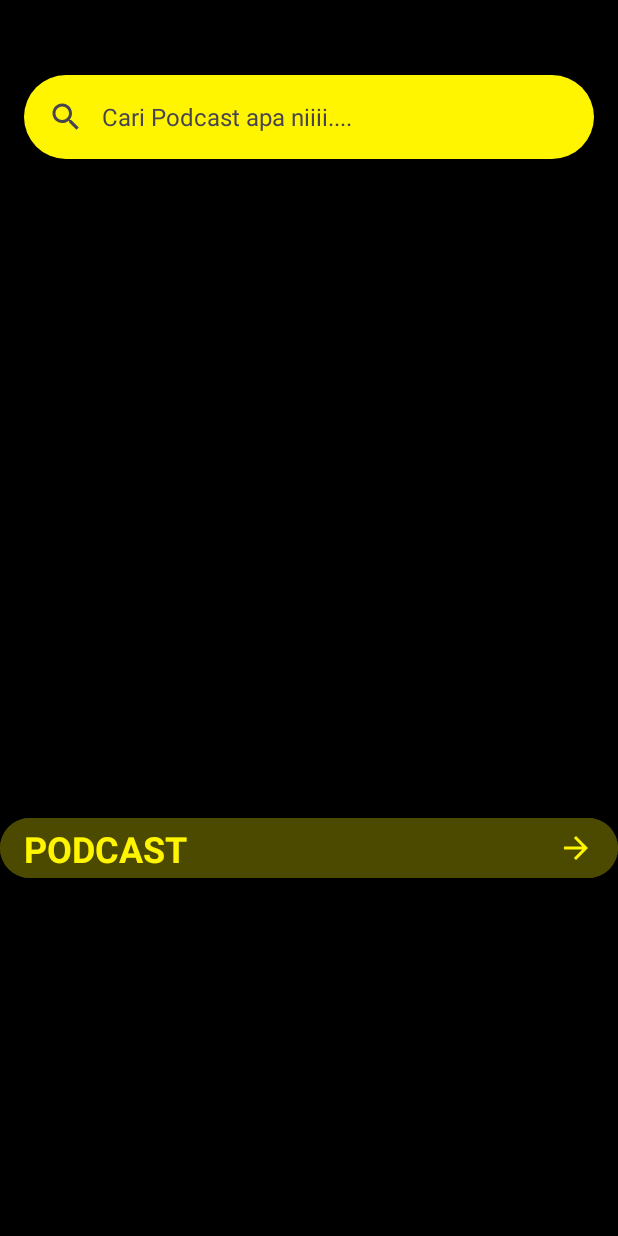
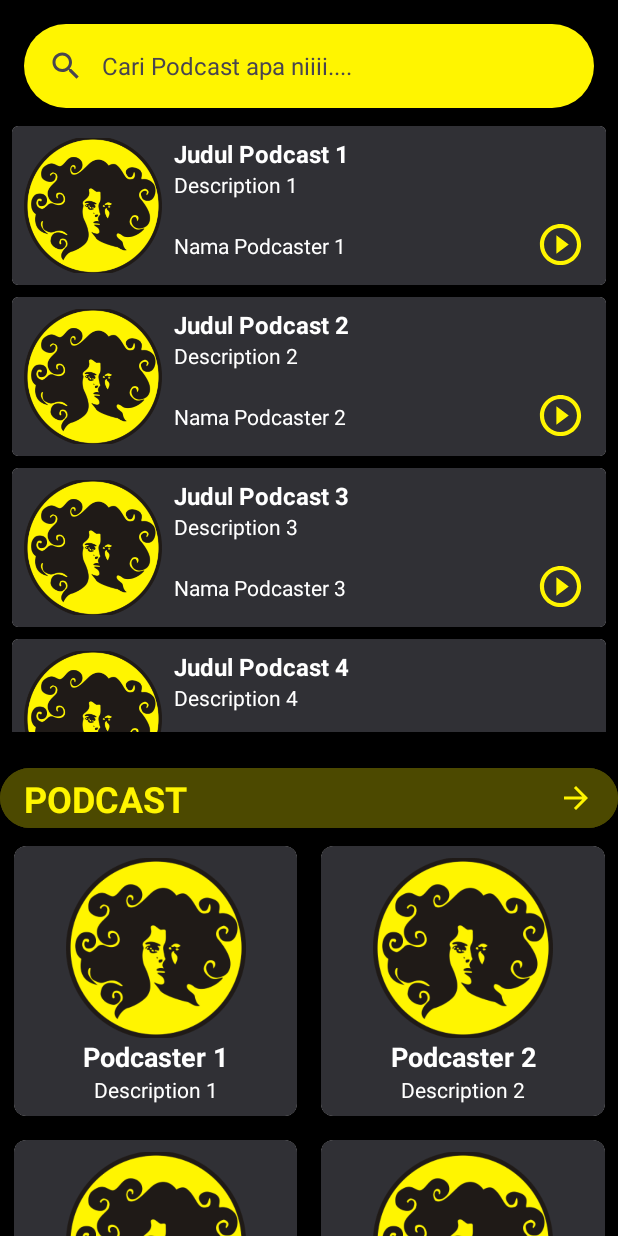
Before and after one commit to dzakialfatih/Apps1, an Android app: the PodcastActivity screen opened directly, with no data from a screen before it, on a phone screen of 412 x 824 dp. Run offline under Robolectric (Android 15) with nearby library versions, the phone set to English and light mode, and no system bars.

Commit message:
git push

```diff
--- a/app/src/main/java/com/example/apps1/Activity/PodcastActivity.kt
+++ b/app/src/main/java/com/example/apps1/Activity/PodcastActivity.kt
@@ -1,42 +1,53 @@
 package com.example.apps1.Activity
 
-import android.annotation.SuppressLint
-import android.content.Intent
 import android.os.Bundle
-import android.widget.Button
-import androidx.activity.enableEdgeToEdge
 import androidx.appcompat.app.AppCompatActivity
-import androidx.constraintlayout.widget.ConstraintLayout
-import androidx.core.view.ViewCompat
-import androidx.core.view.WindowInsetsCompat
+import androidx.recyclerview.widget.GridLayoutManager
+import androidx.recyclerview.widget.LinearLayoutManager
+import androidx.recyclerview.widget.RecyclerView
+import com.example.apps1.Adapter.PodcastListAdapter
+import com.example.apps1.Adapter.PodcasterListAdapter
+import com.example.apps1.MainActivity.Podcast
 import com.example.apps1.R
 
 class PodcastActivity : AppCompatActivity() {
+    data class Podcaster(val title: String, val description: String)
 
-    private lateinit var button2: Button
-
-    @SuppressLint("MissingInflatedId")
     override fun onCreate(savedInstanceState: Bundle?) {
         super.onCreate(savedInstanceState)
-        enableEdgeToEdge()
         setContentView(R.layout.activity_podcast)
 
-        // Initialize views after setContentView
-        button2 = findViewById(R.id.button2)
+        // Inisialisasi RecyclerView untuk daftar podcast
+        val recyclerViewPodcasts = findViewById<RecyclerView>(R.id.recyclerViewPodcasts)
+        recyclerViewPodcasts.layoutManager = LinearLayoutManager(this)
+        recyclerViewPodcasts.adapter = PodcastListAdapter(getDummyData())
 
-        // Set click listener for the button
-        button2.setOnClickListener {
-            val intent = Intent(this, NamePodcastActivity::class.java)
-            startActivity(intent)
-        }
+        // Inisialisasi RecyclerView untuk daftar podcaster
+        val recyclerViewPodcaster: RecyclerView = findViewById(R.id.recyclerViewNamePodcast)
+        recyclerViewPodcaster.layoutManager = GridLayoutManager(this, 2) // 2 kolom
+        recyclerViewPodcaster.adapter = PodcasterListAdapter(getDummyDataPodcaster())
 
-        val rootLayout = findViewById<ConstraintLayout>(R.id.main) // Assuming your root view is a ConstraintLayout with id "main"
-        if (rootLayout != null) {
-            ViewCompat.setOnApplyWindowInsetsListener(rootLayout) { v, insets ->
-                val systemBars = insets.getInsets(WindowInsetsCompat.Type.systemBars())
-                v.setPadding(systemBars.left, systemBars.top, systemBars.right, systemBars.bottom)
-                insets
-            }
-        }
+    }
+
+    // Fungsi untuk data dummy podcast
+    private fun getDummyData(): List<Podcast> {
+        return listOf(
+            Podcast("Judul Podcast 1", "Description 1", "Nama Podcaster 1"),
+            Podcast("Judul Podcast 2", "Description 2", "Nama Podcaster 2"),
+            Podcast("Judul Podcast 3", "Description 3", "Nama Podcaster 3"),
+            Podcast("Judul Podcast 4", "Description 4", "Nama Podcaster 4"),
+            Podcast("Judul Podcast 5", "Description 5", "Nama Podcaster 5")
+        )
+    }
+
+    // Fungsi untuk data dummy podcaster
+    private fun getDummyDataPodcaster(): List<Podcaster> {
+        return listOf(
+            Podcaster("Podcaster 1", "Description 1"),
+            Podcaster("Podcaster 2", "Description 2"),
+            Podcaster("Podcaster 3", "Description 3"),
+            Podcaster("Podcaster 4", "Description 4"),
+            Podcaster("Podcaster 5", "Description 5")
+        )
     }
 }
--- a/app/src/main/java/com/example/apps1/Adapter/PodcastListAdapter.kt
+++ b/app/src/main/java/com/example/apps1/Adapter/PodcastListAdapter.kt
@@ -3,29 +3,37 @@ package com.example.apps1.Adapter
 import android.view.LayoutInflater
 import android.view.View
 import android.view.ViewGroup
+import android.widget.ImageView
 import android.widget.TextView
-import android.widget.Toast
 import androidx.recyclerview.widget.RecyclerView
+import com.example.apps1.MainActivity
+import com.example.apps1.R
 
-class PodcastListAdapter(private val dataList: List<String>) : RecyclerView.Adapter<PodcastListAdapter.ViewHolder>() {
+class PodcastListAdapter(private val podcasts: List<MainActivity.Podcast>) :
+    RecyclerView.Adapter<PodcastListAdapter.PodcastViewHolder>() {
 
-    class ViewHolder(itemView: View) : RecyclerView.ViewHolder(itemView) {
-        val textView: TextView = itemView.findViewById(android.R.id.text1)
+    data class Podcast(val title: String)
+
+    inner class PodcastViewHolder(itemView: View) : RecyclerView.ViewHolder(itemView) {
+        val podcastTitle: TextView = itemView.findViewById(R.id.tv_item_name)
+        val podcastNameTitle: TextView = itemView.findViewById(R.id.tv_item_name_podcast)
+        val podcastDescTitle: TextView = itemView.findViewById(R.id.tv_item_description)
+        val imageView: ImageView = itemView.findViewById(R.id.img_item_photo)
     }
 
-    override fun onCreateViewHolder(parent: ViewGroup, viewType: Int): ViewHolder {
-        val view = LayoutInflater.from(parent.context).inflate(android.R.layout.simple_list_item_1, parent, false)
-        return ViewHolder(view)
+    override fun onCreateViewHolder(parent: ViewGroup, viewType: Int): PodcastViewHolder {
+        val view = LayoutInflater.from(parent.context)
+            .inflate(R.layout.podcast_list, parent, false)
+        return PodcastViewHolder(view)
     }
 
-    override fun onBindViewHolder(holder: ViewHolder, position: Int) {
-        holder.textView.text = dataList[position]
-        holder.textView.setOnClickListener {
-            Toast.makeText(holder.itemView.context, "Clicked: ${dataList[position]}", Toast.LENGTH_SHORT).show()
-        }
+    override fun onBindViewHolder(holder: PodcastViewHolder, position: Int) {
+        val podcast = podcasts[position]
+        holder.podcastTitle.text = podcast.title
+        holder.podcastNameTitle.text = podcast.name
+        holder.podcastDescTitle.text = podcast.description
+        holder.imageView.setImageResource(R.drawable.logo_circle_medium)
     }
 
-    override fun getItemCount(): Int {
-        return dataList.size
-    }
+    override fun getItemCount() = podcasts.size
 }
--- a/app/src/main/java/com/example/apps1/Adapter/PodcasterListAdapter.kt
+++ b/app/src/main/java/com/example/apps1/Adapter/PodcasterListAdapter.kt
@@ -1,4 +1,38 @@
 package com.example.apps1.Adapter
 
-class PodcasterListAdapter {
+import android.view.LayoutInflater
+import android.view.View
+import android.view.ViewGroup
+import android.widget.ImageView
+import android.widget.TextView
+import androidx.recyclerview.widget.RecyclerView
+import com.example.apps1.Activity.PodcastActivity
+import com.example.apps1.R
+
+class PodcasterListAdapter(private val data: List<PodcastActivity.Podcaster>) :
+    RecyclerView.Adapter<PodcasterListAdapter.PodcasterViewHolder>() {
+
+    inner class PodcasterViewHolder(itemView: View) : RecyclerView.ViewHolder(itemView) {
+        val podcasterName: TextView = itemView.findViewById(R.id.podcaster)
+        val description: TextView = itemView.findViewById(R.id.tv_item_description)
+        val imageView: ImageView = itemView.findViewById(R.id.img_item_photo)
+
+        fun bind(podcaster: PodcastActivity.Podcaster) {
+            podcasterName.text = podcaster.title
+            description.text = podcaster.description
+            imageView.setImageResource(R.drawable.logo_circle_medium) // Ganti dengan gambar
+        }
+    }
+
+    override fun onCreateViewHolder(parent: ViewGroup, viewType: Int): PodcasterViewHolder {
+        val view = LayoutInflater.from(parent.context)
+            .inflate(R.layout.podcaster_list, parent, false)
+        return PodcasterViewHolder(view)
+    }
+
+    override fun onBindViewHolder(holder: PodcasterViewHolder, position: Int) {
+        holder.bind(data[position])
+    }
+
+    override fun getItemCount(): Int = data.size
 }
--- a/app/src/main/res/layout/activity_name_podcast.xml
+++ b/app/src/main/res/layout/activity_name_podcast.xml
@@ -22,7 +22,7 @@
         android:id="@+id/recyclerView"
         android:layout_width="405dp"
         android:layout_height="608dp"
-        android:layout_marginTop="8dp"
+        android:layout_marginTop="16dp"
         app:layout_constraintEnd_toEndOf="parent"
         app:layout_constraintStart_toStartOf="parent"
         app:layout_constraintTop_toBottomOf="@+id/searchBar"
--- a/app/src/main/res/layout/activity_podcast.xml
+++ b/app/src/main/res/layout/activity_podcast.xml
@@ -12,7 +12,6 @@
         android:layout_width="match_parent"
         android:layout_height="wrap_content"
         android:layout_marginHorizontal="16dp"
-        android:layout_marginTop="50dp"
         android:backgroundTint="@color/yellow"
         android:hint="@string/searchbar_hint"
         app:layout_constraintTop_toTopOf="parent"
@@ -21,13 +20,15 @@
 
     <androidx.recyclerview.widget.RecyclerView
         android:id="@+id/recyclerViewPodcasts"
-        android:layout_width="394dp"
+        android:layout_width="match_parent"
         android:layout_height="408dp"
+        android:layout_marginTop="8dp"
         app:layout_constraintBottom_toBottomOf="parent"
         app:layout_constraintEnd_toEndOf="parent"
+        app:layout_constraintHorizontal_bias="0.0"
         app:layout_constraintStart_toStartOf="parent"
         app:layout_constraintTop_toBottomOf="@+id/searchBar"
-        app:layout_constraintVertical_bias="0.024"
+        app:layout_constraintVertical_bias="0.0"
         tools:listitem="@layout/podcast_list" />
 
     <Button
--- a/app/src/main/res/layout/podcast_list.xml
+++ b/app/src/main/res/layout/podcast_list.xml
@@ -60,7 +60,7 @@
             tools:text="@string/description" />
 
         <TextView
-            android:id="@+id/textView3"
+            android:id="@+id/tv_item_name_podcast"
             android:layout_width="235dp"
             android:layout_height="28dp"
             android:layout_marginStart="8dp"
@@ -80,7 +80,7 @@
             android:scaleType="centerCrop"
             card_view:layout_constraintBottom_toBottomOf="parent"
             card_view:layout_constraintEnd_toEndOf="parent"
-            card_view:layout_constraintStart_toEndOf="@+id/textView3"
+            card_view:layout_constraintStart_toEndOf="@+id/tv_item_name_podcast"
             card_view:layout_constraintTop_toBottomOf="@+id/tv_item_description"
             card_view:srcCompat="@drawable/play_icon_foreground"
             tools:ignore="TouchTargetSizeCheck,SpeakableTextPresentCheck" />
--- a/app/src/main/res/layout/podcaster_list.xml
+++ b/app/src/main/res/layout/podcaster_list.xml
@@ -1,69 +1,52 @@
-<?xml version="1.0" encoding="utf-8"?>
 <androidx.cardview.widget.CardView xmlns:android="http://schemas.android.com/apk/res/android"
-    xmlns:card_view="http://schemas.android.com/apk/res-auto"
+    xmlns:app="http://schemas.android.com/apk/res-auto"
     xmlns:tools="http://schemas.android.com/tools"
-    xmlns:app="http://schemas.android.com/apk/res-auto"
     android:id="@+id/card_view"
     android:layout_width="match_parent"
     android:layout_height="wrap_content"
-    android:layout_gravity="center"
-    app:layout_constraintDimensionRatio="1:1"
-    android:layout_marginStart="95dp"
-    android:layout_marginTop="4dp"
-    android:layout_marginEnd="95dp"
-    android:layout_marginBottom="4dp"
-    card_view:cardCornerRadius="4dp">
+    android:layout_margin="8dp"
+    app:cardCornerRadius="8dp">
 
     <androidx.constraintlayout.widget.ConstraintLayout
-        android:layout_width="wrap_content"
-        android:layout_height="match_parent"
-        android:layout_gravity="center"
-        android:background="@color/grey"
-        android:padding="8dp">
+        android:layout_width="match_parent"
+        android:layout_height="wrap_content"
+        android:padding="8dp"
+        android:background="@color/grey">
 
         <ImageView
             android:id="@+id/img_item_photo"
-            android:layout_width="160dp"
-            android:layout_height="160dp"
+            android:layout_width="120dp"
+            android:layout_height="120dp"
             android:scaleType="centerCrop"
-            card_view:layout_constraintBottom_toBottomOf="parent"
-            card_view:layout_constraintEnd_toEndOf="parent"
-            card_view:layout_constraintStart_toStartOf="parent"
-            card_view:layout_constraintTop_toTopOf="parent"
-            card_view:layout_constraintVertical_bias="0.071"
-            tools:src="@tools:sample/avatars" />
+            app:layout_constraintStart_toStartOf="parent"
+            app:layout_constraintTop_toTopOf="parent"
+            app:layout_constraintEnd_toEndOf="parent"
+            tools:src="@tools:sample/avatars"/>
+
+        <TextView
+            android:id="@+id/podcaster"
+            android:layout_width="wrap_content"
+            android:layout_height="wrap_content"
+            android:text="Podcaster Name"
+            android:textColor="@color/white"
+            android:textSize="18sp"
+            android:textStyle="bold"
+            app:layout_constraintTop_toBottomOf="@id/img_item_photo"
+            app:layout_constraintStart_toStartOf="parent"
+            app:layout_constraintEnd_toEndOf="parent" />
 
         <TextView
             android:id="@+id/tv_item_description"
-            android:layout_width="205dp"
-            android:layout_height="22dp"
+            android:layout_width="wrap_content"
+            android:layout_height="wrap_content"
             android:ellipsize="end"
             android:gravity="center"
-            android:maxLines="5"
+            android:maxLines="2"
+            android:text="Description text goes here"
             android:textColor="@color/white"
-            card_view:layout_constraintBottom_toBottomOf="parent"
-            card_view:layout_constraintEnd_toEndOf="parent"
-            card_view:layout_constraintHorizontal_bias="0.494"
-            card_view:layout_constraintStart_toStartOf="parent"
-            card_view:layout_constraintTop_toBottomOf="@+id/textView3"
-            card_view:layout_constraintVertical_bias="1.0"
-            tools:text="@string/description" />
-
-        <TextView
-            android:id="@+id/textView3"
-            android:layout_width="wrap_content"
-            android:layout_height="wrap_content"
-            android:gravity="center"
-            android:text="TextView"
-            android:textColor="@color/white"
-            android:textSize="30sp"
-            android:textStyle="bold"
-            card_view:layout_constraintEnd_toEndOf="parent"
-            card_view:layout_constraintStart_toStartOf="parent"
-            tools:layout_editor_absoluteY="142dp"
-            tools:text="@string/name"
-            tools:ignore="MissingConstraints" />
-
+            app:layout_constraintTop_toBottomOf="@id/podcaster"
+            app:layout_constraintStart_toStartOf="parent"
+            app:layout_constraintEnd_toEndOf="parent" />
 
     </androidx.constraintlayout.widget.ConstraintLayout>
 </androidx.cardview.widget.CardView>
--- a/app/src/main/res/layout/song_recent.xml
+++ b/app/src/main/res/layout/song_recent.xml
@@ -46,7 +46,7 @@
             tools:text="@string/tittle_song" />
 
         <TextView
-            android:id="@+id/textView3"
+            android:id="@+id/tv_item_artist"
             android:layout_width="235dp"
             android:layout_height="wrap_content"
             android:layout_marginStart="8dp"
```
Also changed, not shown: app/src/main/java/com/example/apps1/Adapter/RecentSongAdapter.kt (+11 -14 lines), app/src/main/java/com/example/apps1/MainActivity.kt (+65 -35 lines), app/src/main/res/layout/activity_main.xml (+16 -8 lines).
